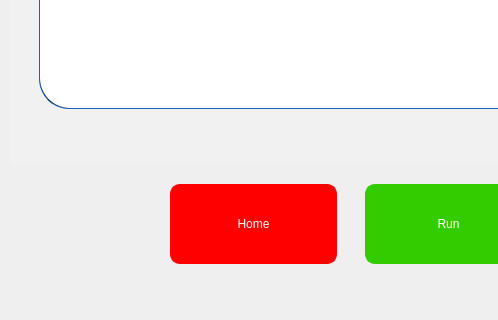
Old version of the form pApp-22-June-2021/scleaning.ui in the repository ChandraMVE/PSSC_QT_Development; both pictures show x 0 to 498 and y 556 to 876 of the 768 by 876 pixel window.
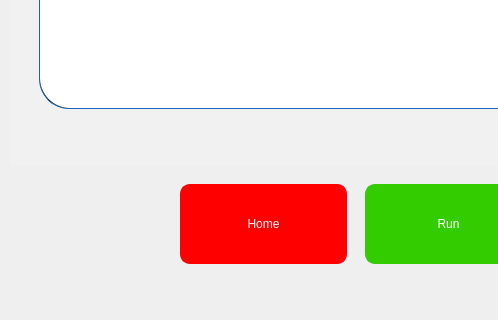
New version of the form.

```diff
--- a/pApp-22-June-2021/scleaning.ui
+++ b/pApp-22-June-2021/scleaning.ui
@@ -446,7 +446,7 @@
   <widget class="QPushButton" name="pbHome">
    <property name="geometry">
     <rect>
-     <x>170</x>
+     <x>180</x>
      <y>740</y>
      <width>167</width>
      <height>80</height>
```
